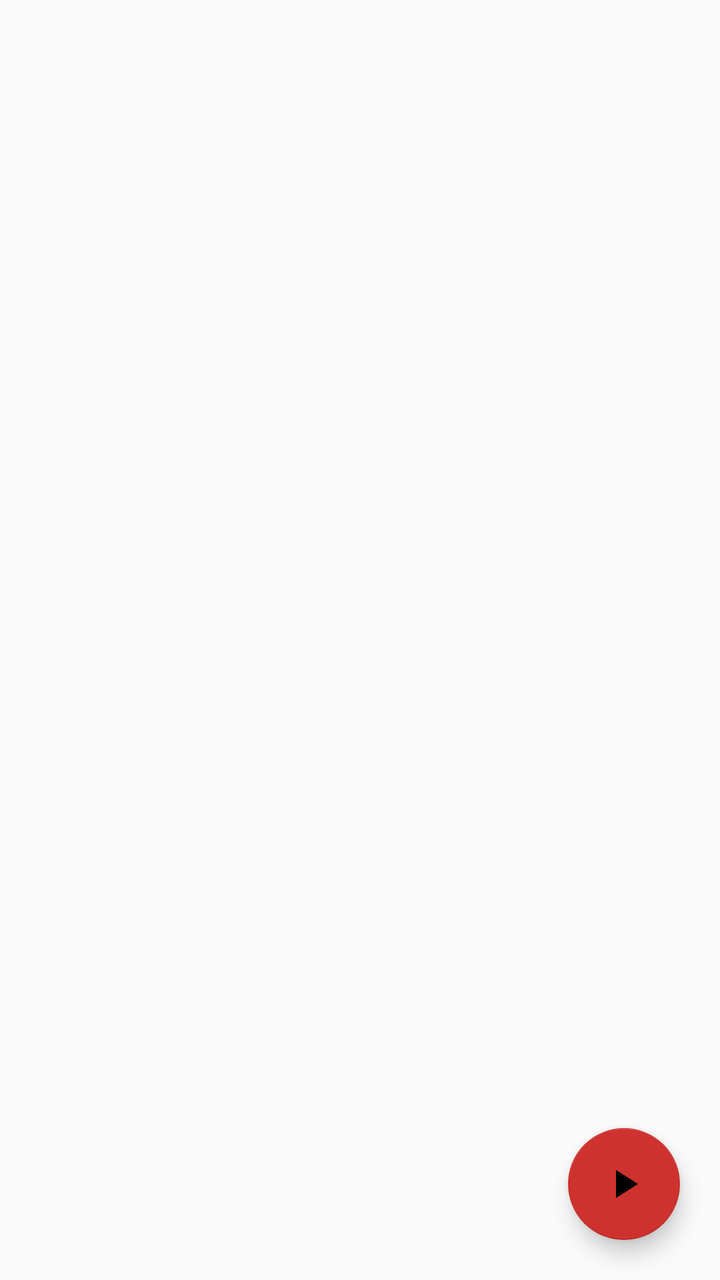
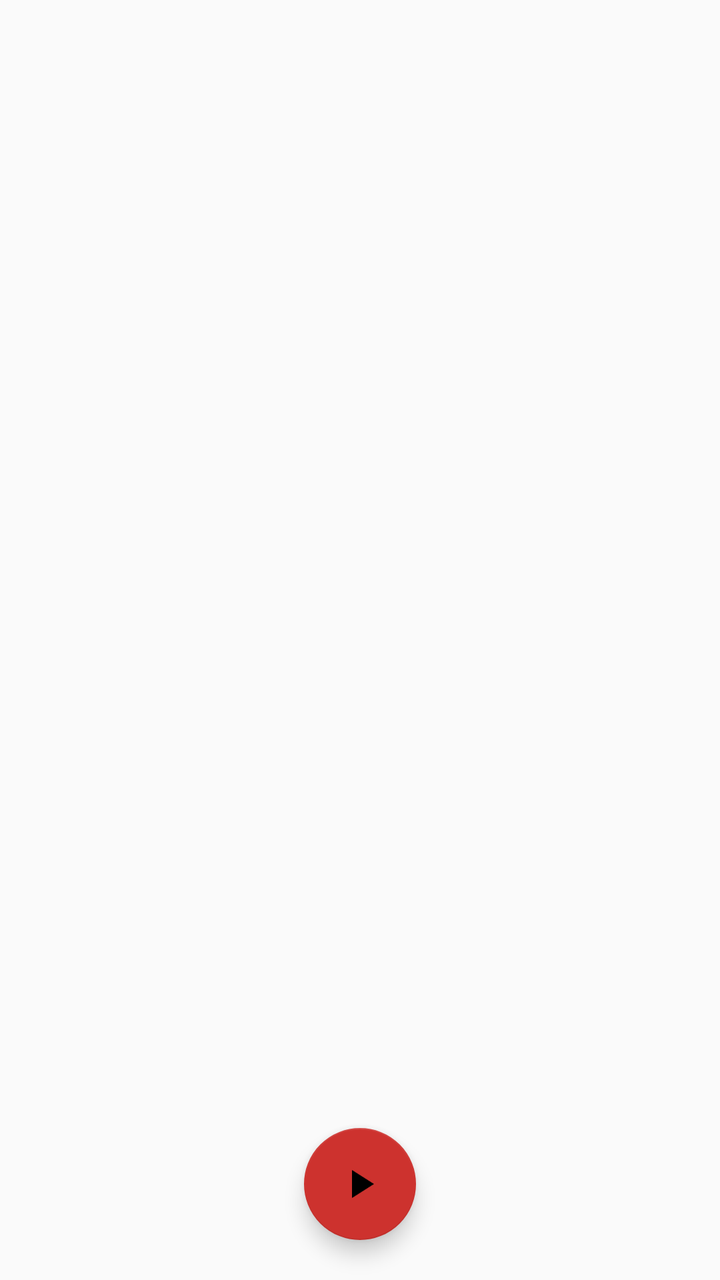

Before-and-after screenshots of an Android layout around one commit, followed by the original layout XML and the change that was made.
<!-- AndroidManifest.xml: application theme AppTheme -->
<!-- res/layout/fragment_videoitem_detail.xml -->
<?xml version="1.0" encoding="utf-8"?>
<RelativeLayout xmlns:android="http://schemas.android.com/apk/res/android"
    xmlns:tools="http://schemas.android.com/tools"
    xmlns:app="http://schemas.android.com/apk/res-auto"
    tools:context=".VideoItemDetailFragment"
    android:textIsSelectable="true"
    style="?android:attr/textAppearanceLarge"
    android:layout_width="match_parent"
    android:layout_height="match_parent"
    android:id="@+id/videoitem_detail">

    <ProgressBar android:id="@+id/detailProgressBar"
        android:layout_width="wrap_content"
        android:layout_height="wrap_content"
        android:layout_centerInParent="true"
        android:indeterminate="true"/>

    <ScrollView
        android:id="@+id/detailMainContent"
        android:layout_width="match_parent"
        android:layout_height="match_parent"
        android:visibility="invisible">

        <RelativeLayout
            android:layout_width="match_parent"
            android:layout_height="wrap_content">

            <ImageView android:id="@+id/detailThumbnailView"
                android:layout_width="match_parent"
                android:layout_height="wrap_content"
                android:scaleType="centerInside"
                android:layout_alignParentLeft="true"
                android:layout_alignParentTop="true"
                android:adjustViewBounds="true"
                android:src="@drawable/dummy_thumbnail"/>

            <TextView android:id="@+id/detailVideoTitleView"
                android:layout_width="wrap_content"
                android:layout_height="wrap_content"
                android:layout_below="@id/detailThumbnailView"
                android:layout_alignParentLeft="true"
                android:paddingLeft="6dp"
                android:paddingRight="6dp"
                android:paddingBottom="0dp"
                android:paddingTop="3dp"
                android:textStyle="bold"
                android:textAppearance="?android:attr/textAppearanceLarge"
                android:text="Video title placeholder"/>

            <ImageView android:id="@+id/detailUploaderThumbnailView"
                android:layout_width="85dp"
                android:layout_height="100dp"
                android:paddingTop="0dp"
                android:paddingLeft="2dp"
                android:paddingRight="2dp"
                android:layout_below="@id/detailVideoTitleView"
                android:layout_alignParentLeft="true"
                android:src="@drawable/buddy" />

            <TextView android:id="@+id/detailUploaderView"
                android:layout_width="wrap_content"
                android:layout_height="wrap_content"
                android:layout_below="@id/detailUploaderThumbnailView"
                android:layout_alignParentLeft="true"
                android:paddingLeft="6dp"
                android:paddingRight="6dp"
                android:textStyle="bold"
                android:textSize="@dimen/text_video_uploader_size"
                android:textAppearance="?android:attr/textAppearanceLarge"
                android:text="username" />

            <TextView android:id="@+id/detailViewCountView"
                android:layout_width="wrap_content"
                android:layout_height="wrap_content"
                android:paddingTop="6dp"
                android:layout_below="@id/detailVideoTitleView"
                android:layout_alignParentRight="true"
                android:paddingRight="16dp"
                android:paddingLeft="16dp"
                android:textSize="@dimen/text_video_visits_size"
                android:textAppearance="?android:attr/textAppearanceLarge"
                android:text="81,754 views" />

            <TextView android:id="@+id/detailThumbsDownCountView"
                android:layout_width="wrap_content"
                android:layout_height="wrap_content"
                android:layout_below="@id/detailViewCountView"
                android:layout_alignParentRight="true"
                android:paddingRight="16dp"
                android:paddingLeft="16dp"
                android:textSize="@dimen/text_video_like_size"
                android:textAppearance="?android:attr/textAppearanceMedium"
                android:text="100" />

            <ImageView android:id="@+id/detailThumbsDownImgView"
                android:layout_width="40dp"
                android:layout_height="20dp"
                android:layout_below="@id/detailViewCountView"
                android:layout_toLeftOf="@id/detailThumbsDownCountView"
                android:src="@drawable/thumbs_down" />

            <TextView android:id="@+id/detailThumbsUpCountView"
                android:layout_width="wrap_content"
                android:layout_height="wrap_content"
                android:layout_below="@id/detailViewCountView"
                android:layout_toLeftOf="@id/detailThumbsDownImgView"
                android:textSize="@dimen/text_video_like_size"
                android:textAppearance="?android:attr/textAppearanceMedium"
                android:text="20" />

            <ImageView android:id="@+id/detailThumbsUpImgView"
                android:layout_width="40dp"
                android:layout_height="20dp"
                android:layout_below="@id/detailViewCountView"
                android:layout_toLeftOf="@id/detailThumbsUpCountView"
                android:src="@drawable/thumbs_up" />

            <TextView android:id="@+id/detailUploadDateView"
                android:layout_width="wrap_content"
                android:layout_height="wrap_content"
                android:layout_below="@id/detailUploaderView"
                android:layout_alignParentLeft="true"
                android:paddingLeft="6dp"
                android:paddingRight="6dp"
                android:paddingTop="0dp"
                android:textSize="@dimen/text_video_uploadtime_size"
                android:textAppearance="?android:attr/textAppearanceLarge"
                android:text="Published on Jan 01 1975" />

            <TextView android:id="@+id/detailDescriptionView"
                android:layout_width="wrap_content"
                android:layout_height="wrap_content"
                android:layout_below="@id/detailUploadDateView"
                android:layout_alignParentLeft="true"
                android:paddingTop="3dp"
                android:paddingLeft="6dp"
                android:paddingRight="6dp"
                android:textSize="@dimen/text_video_description_size"
                android:textAppearance="?android:attr/textAppearanceMedium"
                android:text="Lorem ipsum dolor sit amet, consetetur sadipscing elitr, sed diam nonumy eirmodtempor invidunt ut labore et dolore magna aliquyam erat, sed diam voluptua. At vero eos et accusam et justo duo dolores et ea rebum. Stet clita kasd gubergren, no sea takimata sanctus est Lorem ipsum dolor sit amet. Lorem ipsum dolor sit amet, consetetur sadipscing elitr, sed diam nonumy eirmod tempor invidunt ut labore et dolore magna aliquyam erat, sed diam voluptua. At vero eos et accusam et justo duo dolores et ea rebum. Stet clita kasd gubergren, no sea takimata sanctus est Lorem ipsum dolor sit amet. Lorem ipsum dolor sit amet, consetetur sadipscing elitr, sed diam nonumy eirmod tempor invidunt ut labore et dolore magna aliquyam erat, sed diam voluptua. At vero eos et accusam et justo duo dolores et ea rebum. Stet clita kasd gubergren, no sea takimata sanctus est Lorem ipsum dolor sit amet. "
                />

            <RelativeLayout android:id="@+id/detailNextVideoRootLayout"
                android:layout_width="match_parent"
                android:layout_height="wrap_content"
                android:layout_below="@id/detailDescriptionView" >

                <TextView android:id="@+id/detailNextVideoTitle"
                    android:layout_width="wrap_content"
                    android:layout_height="wrap_content"
                    android:layout_alignParentLeft="true"
                    android:paddingLeft="6dp"
                    android:paddingRight="6dp"
                    android:paddingTop="20dp"
                    android:paddingBottom="6dp"
                    android:textAppearance="?android:attr/textAppearanceMedium"
                    android:textColor="@android:color/black"
                    android:text="@string/nextVideoTitle"
                    />

                <View android:id="@+id/detailNextVideoSeperationLine"
                    android:layout_width="fill_parent"
                    android:layout_height="1dp"
                    android:layout_marginLeft="6dp"
                    android:layout_marginRight="6dp"
                    android:background="@android:color/darker_gray"
                    android:layout_below="@id/detailNextVideoTitle"
                    android:layout_alignParentLeft="true" />

                <RelativeLayout android:id="@+id/detailNextVidButtonAndContantLayout"
                    android:layout_width="match_parent"
                    android:layout_height="wrap_content"
                    android:layout_below="@id/detailNextVideoSeperationLine">
                    <FrameLayout
                        android:id="@+id/detailNextVideoFrame"
                        android:layout_width="match_parent"
                        android:layout_height="wrap_content"/>
                    <Button
                        android:id="@+id/detailNextVideoButton"
                        android:layout_width="match_parent"
                        android:layout_height="match_parent"
                        android:layout_alignTop="@id/detailNextVideoFrame"
                        android:layout_alignBottom="@id/detailNextVideoFrame"
                        android:background="?attr/selectableItemBackground"/>
                </RelativeLayout>

                <View android:id="@+id/detailNextVideoSeperationLineEnd"
                    android:layout_width="fill_parent"
                    android:layout_height="1dp"
                    android:layout_marginLeft="6dp"
                    android:layout_marginRight="6dp"
                    android:background="@android:color/darker_gray"
                    android:layout_below="@id/detailNextVidButtonAndContantLayout"
                    android:layout_alignParentLeft="true" />
            </RelativeLayout>

            <Button android:id="@+id/detailShowSimilarButton"
                android:layout_width="match_parent"
                android:layout_height="wrap_content"
                android:layout_marginLeft="6dp"
                android:layout_marginRight="6dp"
                android:layout_below="@id/detailNextVideoRootLayout"
                android:text="@string/showSimilarVideosButtonText"/>

            <View
                android:layout_width="match_parent"
                android:layout_height="90dp"
                android:layout_below="@id/detailShowSimilarButton"/>

        </RelativeLayout>
    </ScrollView>

    <android.support.design.widget.FloatingActionButton
        android:id="@+id/playVideoButton"
        android:layout_alignParentBottom="true"
        android:layout_alignParentRight="true"
        android:layout_width="wrap_content"
        android:layout_height="wrap_content"
        app:backgroundTint="@color/primaryColorYoutube"
        android:src="@drawable/ic_play_arrow_black"
        android:layout_margin="20dp"/>
</RelativeLayout>
<!-- resources referenced by this layout -->
<resources>
  <color name="primaryColorYoutube">#cd322e</color>
  <dimen name="text_video_description_size">14sp</dimen>
  <dimen name="text_video_like_size">12sp</dimen>
  <dimen name="text_video_uploader_size">14sp</dimen>
  <dimen name="text_video_uploadtime_size">14sp</dimen>
  <dimen name="text_video_visits_size">14sp</dimen>
  <!-- drawable buddy: png bitmap (drawable, 3372 bytes) -->
  <!-- drawable dummy_thumbnail: png bitmap (drawable, 2654 bytes) -->
  <!-- drawable ic_play_arrow_black: png bitmap (drawable, 320 bytes) -->
  <!-- drawable thumbs_down: png bitmap (drawable, 870 bytes) -->
  <!-- drawable thumbs_up: png bitmap (drawable, 783 bytes) -->
  <string name="nextVideoTitle">Next video</string>
  <string name="showSimilarVideosButtonText">Similar videos</string>
  <style name="AppTheme" parent="Theme.AppCompat.Light">
          <item name="android:actionBarStyle">@style/NewPipeActionbarTheme</item>
          <item name="actionBarStyle">@style/NewPipeActionbarTheme</item>
          <item name="colorPrimary">@color/primaryColorYoutube</item>
          <item name="colorPrimaryDark">@color/primaryColorDarkYoutube</item>
          <item name="colorAccent">@color/accentColorYoutube</item>
      </style>
  <style name="NewPipeActionbarTheme" parent="Widget.AppCompat.Light.ActionBar.Solid">
          <item name="android:displayOptions">showHome</item>
          <item name="displayOptions">showHome</item>
          <item name="android:background">@color/primaryColorYoutube</item>
          <item name="background">@color/primaryColorYoutube</item>
      </style>
  <color name="primaryColorDarkYoutube">#bc211d</color>
  <color name="accentColorYoutube">#000000</color>
</resources>

<!-- the commit's change to res/layout/fragment_videoitem_detail.xml (unified diff, before → after) -->
@@ -213,7 +213,7 @@
     <android.support.design.widget.FloatingActionButton
         android:id="@+id/playVideoButton"
         android:layout_alignParentBottom="true"
-        android:layout_alignParentRight="true"
+        android:layout_centerHorizontal="true"
         android:layout_width="wrap_content"
         android:layout_height="wrap_content"
         app:backgroundTint="@color/primaryColorYoutube"
